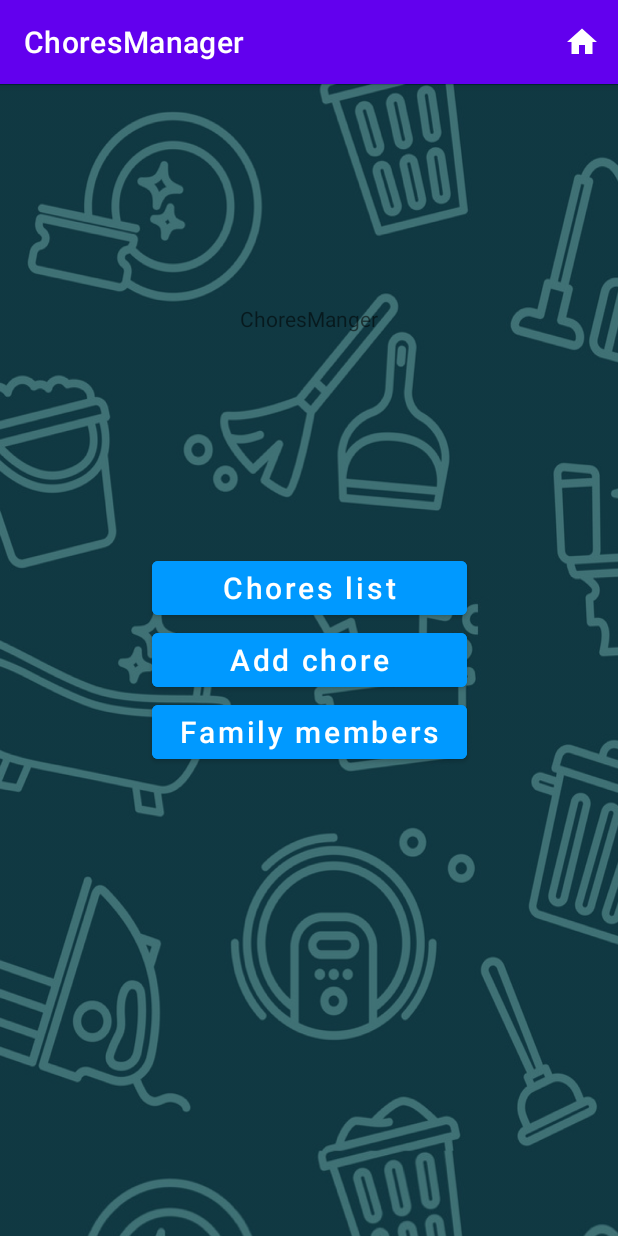
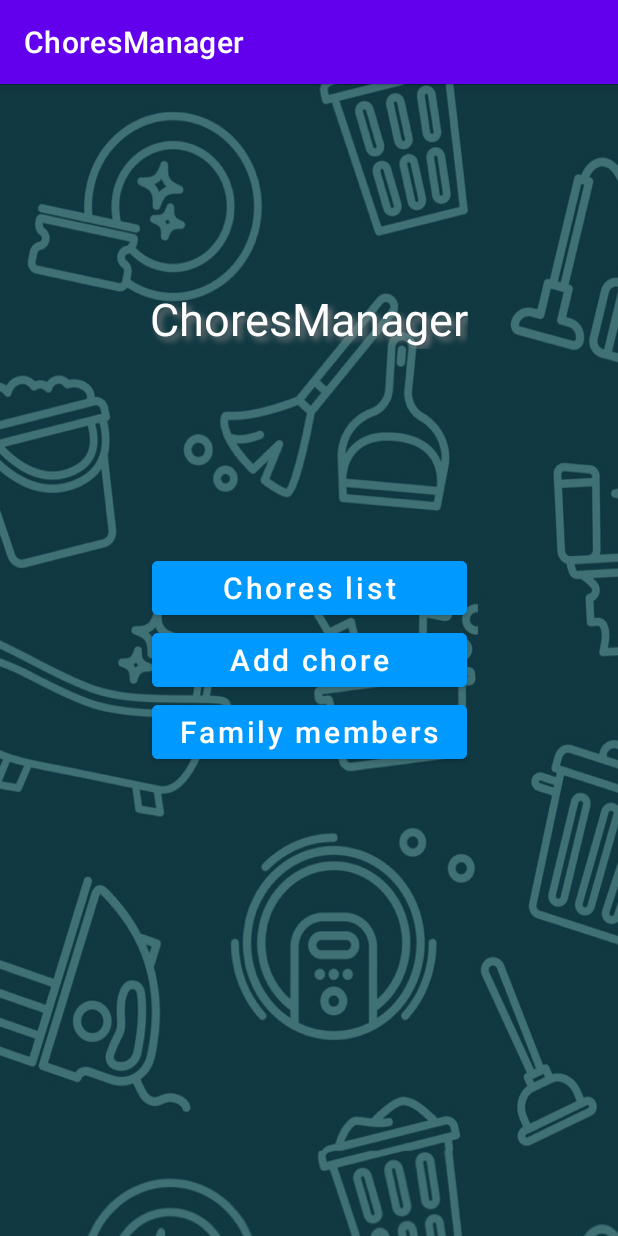
Before and after one commit to DanielAlfasi/Andriod-Kotlin, an Android app: the AddUserFragment screen opened through its navigation route, after a tap on "Home", on a phone screen of 412 x 824 dp. Run offline under Robolectric (Android 15) with nearby library versions, the phone set to English and light mode, and no system bars; pictures from the network do not load.

Commit message:
added style values and fixed navbar

```diff
--- a/HW2/ArchtectureProject/app/src/main/java/com/example/archtectureproject/ui/adduser/AddUserFragment.kt
+++ b/HW2/ArchtectureProject/app/src/main/java/com/example/archtectureproject/ui/adduser/AddUserFragment.kt
@@ -14,6 +14,7 @@ import androidx.core.view.MenuHost
 import androidx.core.view.MenuProvider
 import androidx.fragment.app.Fragment
 import androidx.fragment.app.activityViewModels
+import androidx.lifecycle.Lifecycle
 import androidx.navigation.fragment.findNavController
 import com.example.archtectureproject.ui.ChoreViewModel
 import com.example.archtectureproject.R
@@ -80,7 +81,7 @@ class AddUserFragment : Fragment() {
                     else -> false
                 }
             }
-        })
+        }, viewLifecycleOwner, Lifecycle.State.RESUMED)
     }
 
 
--- a/HW2/ArchtectureProject/app/src/main/res/layout/home_layout.xml
+++ b/HW2/ArchtectureProject/app/src/main/res/layout/home_layout.xml
@@ -14,10 +14,10 @@
         android:background="@drawable/gradient_overlay" />
 
     <TextView
-        style=""
+        style="@style/HeadlineStyle"
         android:layout_width="wrap_content"
         android:layout_height="wrap_content"
-        android:text="ChoresManger"
+        android:text="ChoresManager"
         app:layout_constraintBottom_toTopOf="@+id/chores_list_button"
         app:layout_constraintEnd_toEndOf="parent"
         app:layout_constraintStart_toStartOf="parent"
--- a/HW2/ArchtectureProject/app/src/main/res/values/styles.xml
+++ b/HW2/ArchtectureProject/app/src/main/res/values/styles.xml
@@ -3,8 +3,11 @@
     <style name="HeadlineStyle" parent="TextAppearance.AppCompat.Display1">
         <item name="android:layout_width">wrap_content</item>
         <item name="android:layout_height">wrap_content</item>
-        <item name="android:textColor">#000</item> <!-- Black text color -->
-        <item name="android:gravity">center</item>
-        <item name="android:textSize">24sp</item>
+        <item name="android:textSize">30sp</item>
+        <item name="android:textColor">#ffffff</item>
+        <item name="android:shadowColor">#808080</item>
+        <item name="android:shadowDx">4</item>
+        <item name="android:shadowDy">4</item>
+        <item name="android:shadowRadius">5</item>
     </style>
 </resources>
```
